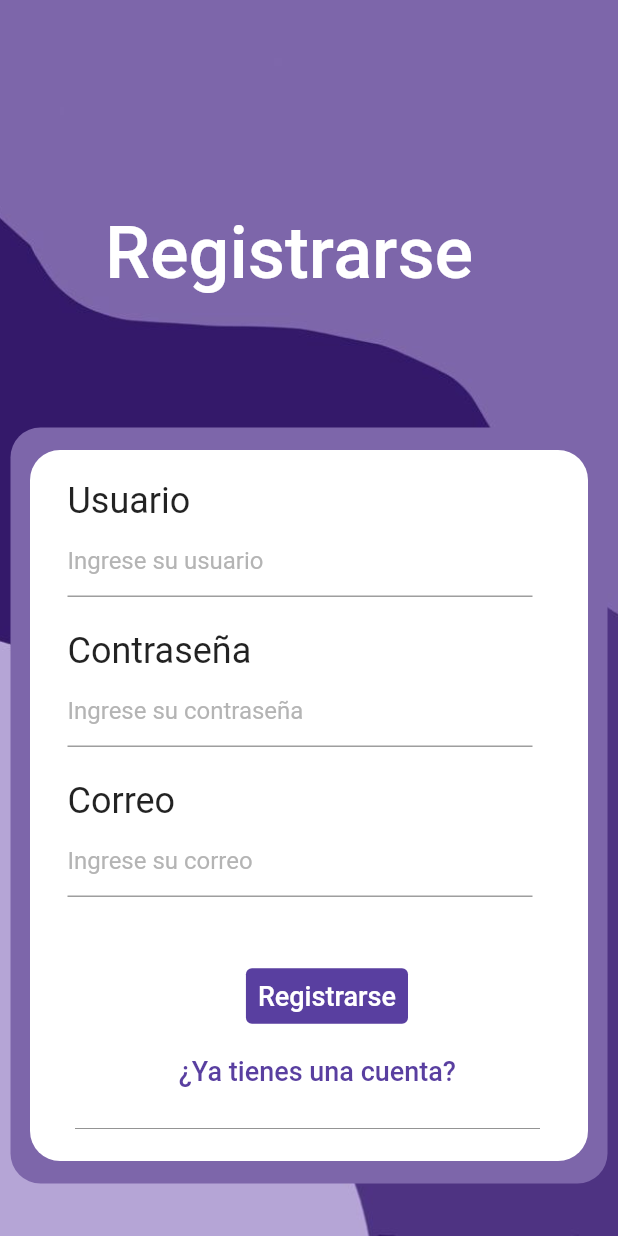
After one commit to eduard165/MiFEI, a Flutter app: the screen it shows after launch, on a phone screen of 412 x 824 dp. The commit adds this screen. Run offline on Flutter 3.47's test engine with Material 2 defaults, Android fonts, the phone set to English and light mode, and no system bars; our stand-ins replace carousel_slider; Roboto replaces fonts that are missing (Poppins, Poppins-Medium).

Commit message:
registro_y_login

```diff
--- a/mi_fei/lib/layers/layer_one.dart
+++ b/mi_fei/lib/layers/layout1.dart
@@ -4,7 +4,7 @@ import 'package:flutter/material.dart';
 import 'package:mi_fei/config.dart';
 
 // ignore: use_key_in_widget_constructors
-class LayerOne extends StatelessWidget {
+class LayoutUno extends StatelessWidget {
   @override
   Widget build(BuildContext context) {
     return Container(
--- a/mi_fei/lib/layers/layer_two.dart
+++ b/mi_fei/lib/layers/layout2.dart
@@ -2,7 +2,7 @@ import 'package:flutter/material.dart';
 import 'package:mi_fei/config.dart';
 
 // ignore: use_key_in_widget_constructors
-class LayerTwo extends StatelessWidget {
+class LayoutDos extends StatelessWidget {
   @override
   Widget build(BuildContext context) {
     return Container(
--- /dev/null
+++ b/mi_fei/lib/layers/registroLayer.dart
@@ -0,0 +1,146 @@
+// ignore_for_file: use_key_in_widget_constructors, prefer_const_constructors, sized_box_for_whitespace
+
+import 'package:flutter/material.dart';
+import 'package:mi_fei/config.dart';
+import 'package:mi_fei/pantallas/IniciarSesion.dart';
+
+class RegistroLayer extends StatelessWidget {
+  @override
+  Widget build(BuildContext context) {
+    return Container(
+      height: 584,
+      width: MediaQuery.of(context).size.width,
+      child: Stack(
+        children: <Widget>[
+          // ignore: prefer_const_constructors
+          Positioned(
+            left: 45,
+            top: 0,
+            child: Text(
+              'Usuario',
+              style: TextStyle(
+                  fontFamily: 'Poppins-Medium',
+                  fontSize: 24,
+                  fontWeight: FontWeight.w400),
+            ),
+          ),
+          Positioned(
+              left: 45,
+              top: 30,
+              child: Container(
+                width: 310,
+                child: TextField(
+                  decoration: InputDecoration(
+                    border: UnderlineInputBorder(),
+                    hintText: 'Ingrese su usuario',
+                    hintStyle: TextStyle(color: hintText),
+                  ),
+                ),
+              )),
+          Positioned(
+            left: 45,
+            top: 100,
+            child: Text(
+              'Contraseña',
+              style: TextStyle(
+                  fontFamily: 'Poppins-Medium',
+                  fontSize: 24,
+                  fontWeight: FontWeight.w400),
+            ),
+          ),
+          Positioned(
+              left: 45,
+              top: 130,
+              child: Container(
+                width: 310,
+                child: TextField(
+                  decoration: InputDecoration(
+                    border: UnderlineInputBorder(),
+                    hintText: 'Ingrese su contraseña',
+                    hintStyle: TextStyle(color: hintText),
+                  ),
+                ),
+              )),
+
+          Positioned(
+            left: 45,
+            top: 200,
+            child: Text(
+              'Correo',
+              style: TextStyle(
+                  fontFamily: 'Poppins-Medium',
+                  fontSize: 24,
+                  fontWeight: FontWeight.w400),
+            ),
+          ),
+          Positioned(
+              left: 45,
+              top: 230,
+              child: Container(
+                width: 310,
+                child: TextField(
+                  decoration: InputDecoration(
+                    border: UnderlineInputBorder(),
+                    hintText: 'Ingrese su correo',
+                    hintStyle: TextStyle(color: hintText),
+                  ),
+                ),
+              )),
+          Positioned(
+            right: 140,
+            top: 320,
+            child: TextButton(
+              onPressed: () {
+                Navigator.push(
+                  context,
+                  MaterialPageRoute(builder: (context) => IniciarSesion()),
+                );
+              },
+              style: TextButton.styleFrom(
+                      primary: Color.fromARGB(255, 255, 255, 255),
+                      backgroundColor: Color.fromARGB(255, 89, 63, 160),
+                    ),
+              child: Text(
+                'Registrarse',
+                style: TextStyle(
+                    color: Color.fromARGB(255, 255, 255, 255),
+                    fontFamily: 'Poppins-Medium',
+                    fontSize: 18,
+                    fontWeight: FontWeight.w500),
+              ),
+            ),
+          ),
+
+          Positioned(
+            right: 100,
+            top: 370,
+            child: TextButton(
+              onPressed: () {
+                Navigator.push(
+                  context,
+                  MaterialPageRoute(builder: (context) => IniciarSesion()),
+                );
+              },
+              child: Text(
+                '¿Ya tienes una cuenta?',
+                style: TextStyle(
+                    color: Color.fromARGB(255, 89, 63, 160),
+                    fontFamily: 'Poppins-Medium',
+                    fontSize: 18,
+                    fontWeight: FontWeight.w500),
+              ),
+            ),
+          ),
+          Positioned(
+              top: 432,
+              left: 50,
+              child: Container(
+                height: 0.5,
+                width: 310,
+                color: inputBorder,
+              )),
+        ],
+      ),
+    );
+  }
+}
--- /dev/null
+++ b/mi_fei/lib/pantallas/Registro.dart
@@ -0,0 +1,42 @@
+import 'package:flutter/material.dart';
+import 'package:mi_fei/layers/layout1.dart';
+import 'package:mi_fei/layers/layout2.dart';
+import 'package:mi_fei/layers/registroLayer.dart';
+
+
+class Registro extends StatelessWidget {
+  @override
+  Widget build(BuildContext context) {
+    return Scaffold(
+      body: Container(
+        decoration: BoxDecoration(
+            //color: Color(0xFF395b64),
+            image: DecorationImage(
+          image: AssetImage('assets/images/fondo.jpg'),
+          fit: BoxFit.cover,
+        )),
+        child: Stack(
+          children: <Widget>[
+            Positioned(
+                top: 140,
+                left: 70,
+                child: Container(
+                  child: Text(
+                    'Registrarse',
+                    style: TextStyle(
+                        fontSize: 48,
+                        fontFamily: 'Poppins-Medium',
+                        fontWeight: FontWeight.w500,
+                        color: Colors.white),
+                  ),
+                )),
+
+            Positioned(top: 285, right: 7, left: 7, bottom: 35, child: LayoutUno()),
+            Positioned(top: 300, right: 20, left: 20, bottom: 50, child: LayoutDos()),
+            Positioned(top: 320, right: 0, bottom: 48, child: RegistroLayer()),
+          ],
+        ),
+      ),
+    );
+  }
+}
```
Also changed, not shown: mi_fei/lib/layers/LoginLayer.dart (renamed from mi_fei/lib/layers/layer_three.dart, +32 -56 lines), mi_fei/lib/main.dart (+2 -74 lines), mi_fei/lib/pantallas/IniciarSesion.dart (added, +42 -0 lines), mi_fei/lib/principal.dart (added, +15 -0 lines), 1 other file.
